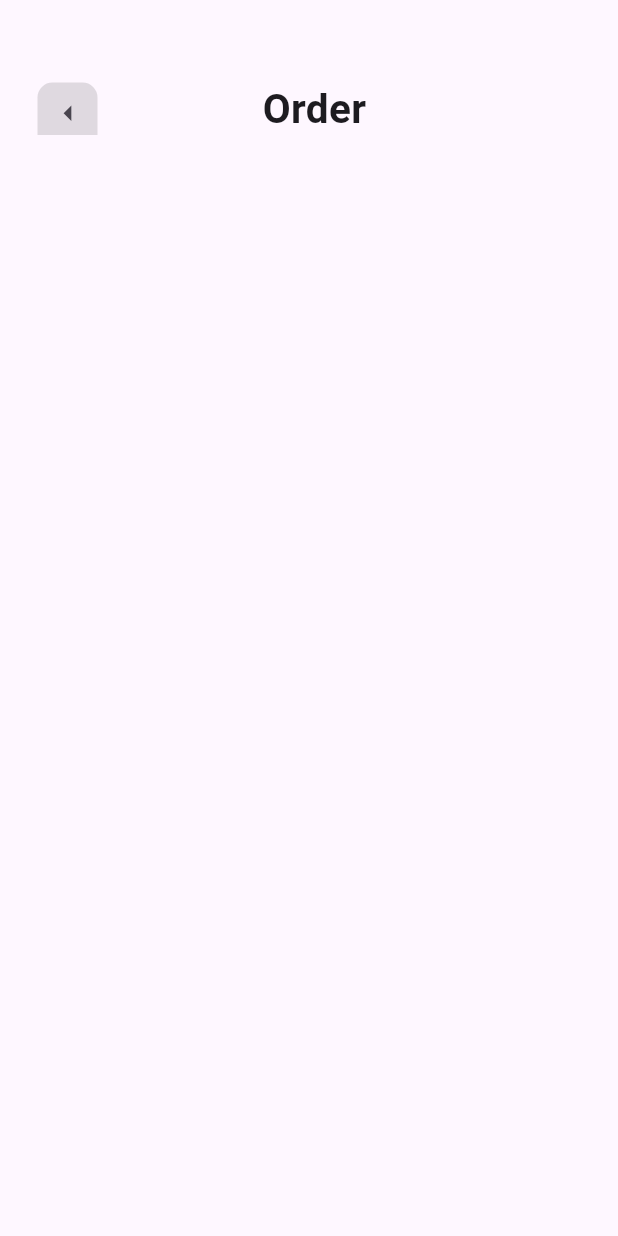
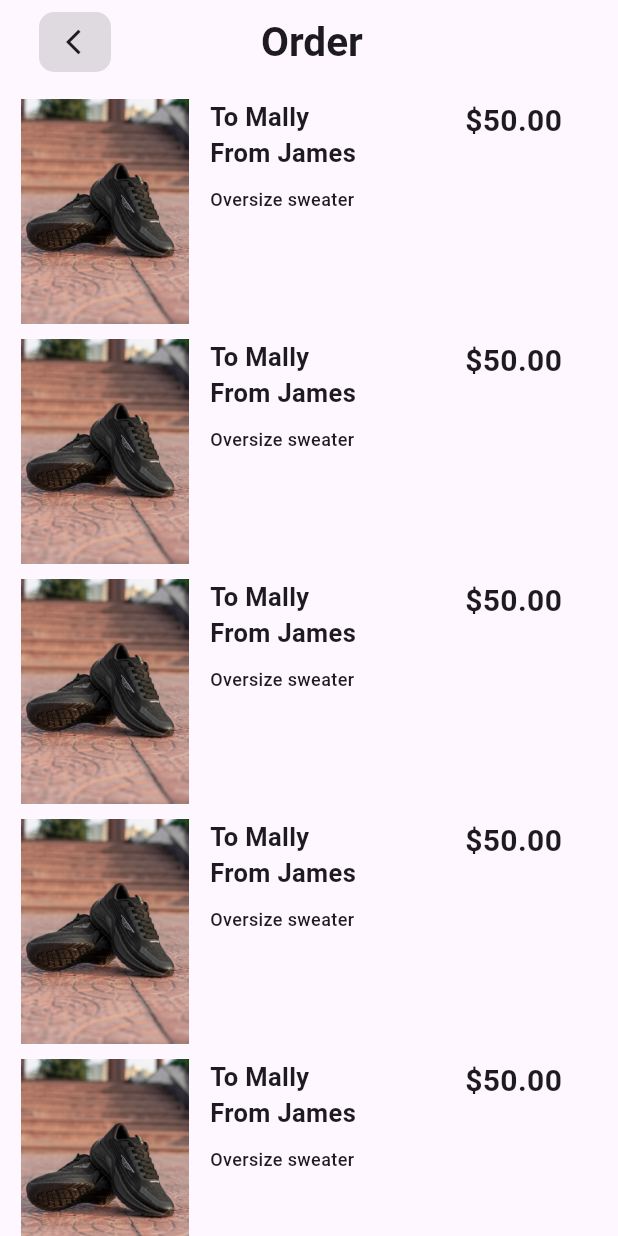
Before and after one commit to catxy07/E-commerce-Flutter-App, a Flutter app: the ProductOrder screen opened directly, on a phone screen of 412 x 824 dp. Run offline on Flutter 3.47's test engine with Material 3 defaults, Android fonts, the phone set to English and light mode, and no system bars; our stand-ins replace cloud_firestore, firebase_auth, firebase_core, firebase_database, google_sign_in, shared_preferences; accounts and stored records are empty.

Commit message:
modify order screen and fav screen

```diff
--- a/lib/main.dart
+++ b/lib/main.dart
@@ -1,6 +1,6 @@
 import 'package:firebase_core/firebase_core.dart';
 import 'package:firebase_testing/project_firebase/proj_flash.dart';
-import 'package:firebase_testing/splash.dart';
+
 import 'package:flutter/material.dart';
 
 import 'firebase_options.dart';
--- a/lib/project_firebase/product_order.dart
+++ b/lib/project_firebase/product_order.dart
@@ -16,11 +16,35 @@ class _ProductOrderState extends State<ProductOrder> {
   void initState() {
     super.initState();
     fetchProducts();
+    listForRealtimeUpdate();
+  }
+
+  Future<void> fetchproduct() async {
+    try {
+      final database =
+          await FirebaseFirestore.instance.collection('data').get();
+      setState(() {
+        products = database.docs;
+      });
+    } catch (e) {
+      print("Error from fetch: $e");
+    }
+  }
+
+  void listForRealtimeUpdate() {
+    FirebaseFirestore.instance
+        .collection('data')
+        .snapshots()
+        .listen((realTime) {
+      setState(() {
+        products = realTime.docs;
+      });
+    });
   }
 
   Future<void> fetchProducts() async {
     QuerySnapshot querySnapshot =
-    await FirebaseFirestore.instance.collection('products').get();
+        await FirebaseFirestore.instance.collection('products').get();
     setState(() {
       products = querySnapshot.docs;
     });
@@ -29,37 +53,134 @@ class _ProductOrderState extends State<ProductOrder> {
   @override
   Widget build(BuildContext context) {
     return Scaffold(
-      body: Column(
-        children: [
-          Row(
-            children: [
-              const SizedBox(height: 145, width: 25),
-              Container(
-                height: 35,
-                width: 40,
-                decoration: const BoxDecoration(
+      appBar: AppBar(
+        automaticallyImplyLeading: false,
+        title: Row(
+          children: [
+            GestureDetector(
+              onTap: () {
+                Navigator.pop(
+                  context,
+                );
+              },
+              child: Container(
+                margin: EdgeInsets.only(left: 10),
+                padding: EdgeInsets.all(10),
+                decoration: BoxDecoration(
                   color: Colors.black12,
-                  borderRadius: BorderRadius.only(
-                    topLeft: Radius.circular(10.0),
-                    topRight: Radius.circular(10.0),
+                  borderRadius: BorderRadius.circular(10.0),
+                ),
+                child: Padding(
+                  padding: const EdgeInsets.only(left: 8),
+                  child: Icon(Icons.arrow_back_ios, size: 20),
+                ),
+              ),
+            ),
+            SizedBox(
+              width: 100,
+            ),
+            Text("Order",
+                style: TextStyle(fontWeight: FontWeight.bold, fontSize: 27)),
+          ],
+        ),
+      ),
+      body: ListView.builder(
+        scrollDirection: Axis.vertical,
+        itemCount: 5,
+        itemBuilder: (context, index) {
+          // final product = products[index];
+          // final productData = product.data() as Map<String, dynamic>;
+          // return Card(
+          //   child: SizedBox(
+          //     height: 400,
+          //     child: Column(
+          //       children: [
+          //         Container(
+          //           width: 200,
+          //           height: 170,
+          //           decoration: BoxDecoration(
+          //             borderRadius: BorderRadius.circular(8.0),
+          //             image: DecorationImage(
+          //               image: AssetImage(
+          //                   productData['imagePath'] ?? ''),
+          //               fit: BoxFit.cover,
+          //             ),
+          //           ),
+          //         ),
+          //         Text(
+          //           productData['productNama'] ?? 'Unknown Product',
+          //           style: const TextStyle(
+          //             fontSize: 21,
+          //             fontWeight: FontWeight.bold,
+          //           ),
+          //         ),
+          //         const SizedBox(height: 5),
+          //         Text(
+          //           productData['Descripition'] ??
+          //               'No description available',
+          //           style: const TextStyle(
+          //             fontSize: 14,
+          //             color: Colors.grey,
+          //           ),
+          //         ),
+          //       ],
+          //     ),
+          //   ),
+          // );
+          return Padding(
+            padding: EdgeInsets.only(top: 10),
+            child: Row(
+              crossAxisAlignment: CrossAxisAlignment.start,
+              children: [
+                SizedBox(
+                  width: 10,
+                ),
+                Container(
+                  // color: Colors.black,
+                  padding: EdgeInsets.only(right: 10),
+                  width: 130,
+                  height: 150,
+                  child: Image.asset(
+                    "assets/black.jpg",
+                    // width: 280,
+                    // height: 250,
                   ),
                 ),
-                child: IconButton(
-                  icon: const Icon(Icons.arrow_left, size: 25),
-                  onPressed: () {
-                    Navigator.pushReplacement(
-                      context,
-                      MaterialPageRoute(builder: (context) => const productHome()),
-                    );
-                  },
+                // SizedBox(width: 10,), // SizedBox(width: 10,),
+                Column(
+                  crossAxisAlignment: CrossAxisAlignment.start,
+                  children: [
+                    Container(
+                      width: 100,
+                      child: Text(
+                        "To Mally From James",
+                        style: TextStyle(
+                            fontSize: 17, fontWeight: FontWeight.bold),
+                      ),
+                    ),
+                    SizedBox(
+                      height: 10,
+                    ),
+                    Container(
+                      child: Text(
+                        "Oversize sweater",
+                        style: TextStyle(
+                            fontSize: 12, fontWeight: FontWeight.w500),
+                      ),
+                    )
+                  ],
+
+
                 ),
-              ),
-              const SizedBox(width: 110),
-              const Text("Order", style: TextStyle(fontWeight: FontWeight.bold, fontSize: 27)),
-            ],
-          ),
 
-        ],
+                Container(
+                  padding: EdgeInsets.only(left: 70),
+                    child: Text("\$50"+".00",  style: TextStyle(
+                    fontSize: 20, fontWeight: FontWeight.bold) ))
+              ],
+            ),
+          );
+        },
       ),
     );
   }
```
Also changed, not shown: lib/project_firebase/product_fav.dart (+34 -4 lines), lib/project_firebase/product_home.dart (+0 -14 lines).
